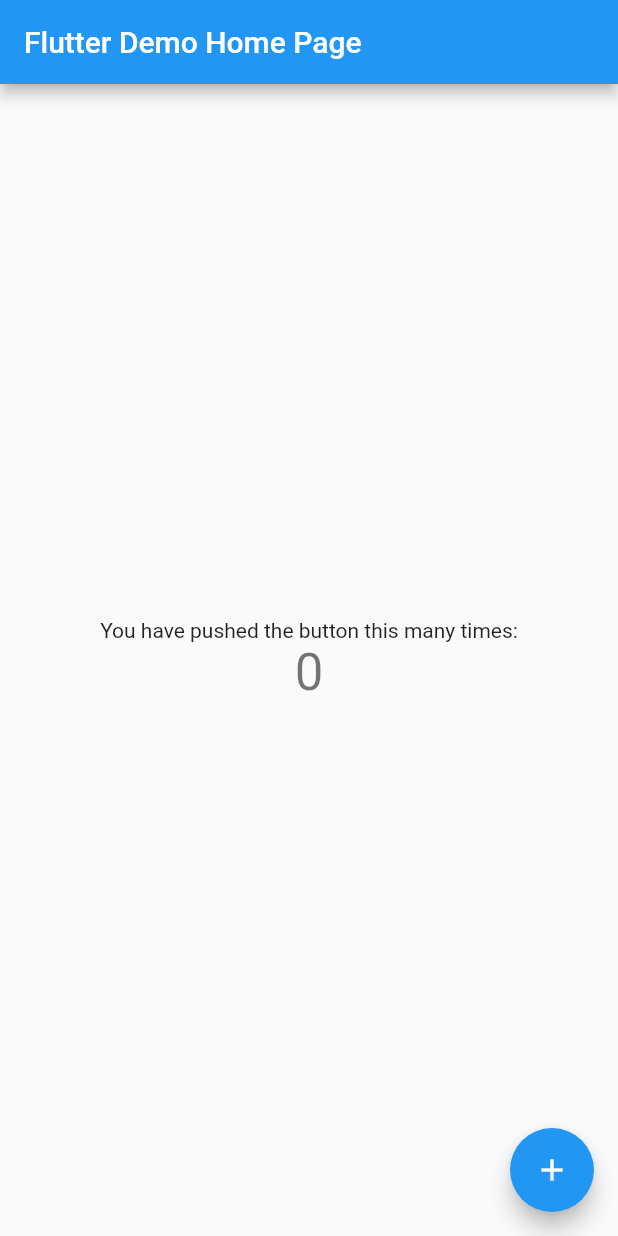
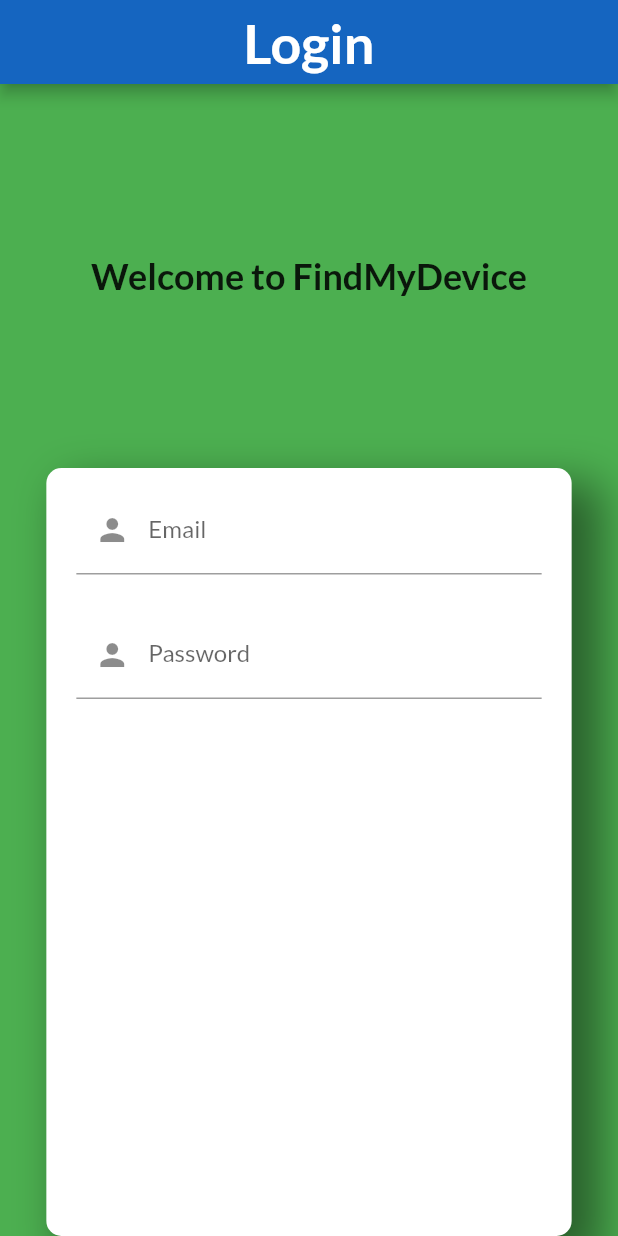
Before and after one commit to grantrona/mqttalk, a Flutter app: the screen it shows after launch, on a phone screen of 412 x 824 dp. Run offline on Flutter 3.47's test engine with Material 2 defaults, Android fonts, the phone set to English and light mode, and no system bars; our stand-ins replace google_fonts.

Commit message:
Added basic outline for login screen

```diff
--- /dev/null
+++ b/lib/globals.dart
@@ -0,0 +1,31 @@
+library my.globals;
+
+import 'package:flutter/cupertino.dart';
+import 'package:google_fonts/google_fonts.dart';
+
+/// Constatns for text and fonts
+const double textSizeDefault = 16;
+const double headTextSizeDefault = 24;
+const double titleTextSizeDefault = 36;
+
+bool isLoggedin = false;
+
+/// Alterable font sizes
+double textSize = 16;
+double headTextSize = 24;
+double titleTextSize = 36;
+
+TextStyle defaultFontTitle = GoogleFonts.lato(
+  fontSize: titleTextSize,
+  fontWeight: FontWeight.w600,
+);
+
+TextStyle defaultFontHeader = GoogleFonts.lato(
+  fontSize: headTextSize,
+  fontWeight: FontWeight.w600,
+);
+
+TextStyle defaultFontText = GoogleFonts.lato(
+  fontSize: textSize,
+  fontWeight: FontWeight.w400,
+);
--- a/lib/main.dart
+++ b/lib/main.dart
@@ -1,115 +1,224 @@
+// import 'package:flutter/material.dart';
+
+// void main() {
+//   runApp(const MyApp());
+// }
+
+// class MyApp extends StatelessWidget {
+//   const MyApp({super.key});
+
+//   // This widget is the root of your application.
+//   @override
+//   Widget build(BuildContext context) {
+//     return MaterialApp(
+//       title: 'Flutter Demo',
+//       theme: ThemeData(
+//         // This is the theme of your application.
+//         //
+//         // Try running your application with "flutter run". You'll see the
+//         // application has a blue toolbar. Then, without quitting the app, try
+//         // changing the primarySwatch below to Colors.green and then invoke
+//         // "hot reload" (press "r" in the console where you ran "flutter run",
+//         // or simply save your changes to "hot reload" in a Flutter IDE).
+//         // Notice that the counter didn't reset back to zero; the application
+//         // is not restarted.
+//         primarySwatch: Colors.blue,
+//       ),
+//       home: const MyHomePage(title: 'Flutter Demo Home Page'),
+//     );
+//   }
+// }
+
+// class MyHomePage extends StatefulWidget {
+//   const MyHomePage({super.key, required this.title});
+
+//   // This widget is the home page of your application. It is stateful, meaning
+//   // that it has a State object (defined below) that contains fields that affect
+//   // how it looks.
+
+//   // This class is the configuration for the state. It holds the values (in this
+//   // case the title) provided by the parent (in this case the App widget) and
+//   // used by the build method of the State. Fields in a Widget subclass are
+//   // always marked "final".
+
+//   final String title;
+
+//   @override
+//   State<MyHomePage> createState() => _MyHomePageState();
+// }
+
+// class _MyHomePageState extends State<MyHomePage> {
+//   int _counter = 0;
+
+//   void _incrementCounter() {
+//     setState(() {
+//       // This call to setState tells the Flutter framework that something has
+//       // changed in this State, which causes it to rerun the build method below
+//       // so that the display can reflect the updated values. If we changed
+//       // _counter without calling setState(), then the build method would not be
+//       // called again, and so nothing would appear to happen.
+//       _counter++;
+//     });
+//   }
+
+//   @override
+//   Widget build(BuildContext context) {
+//     // This method is rerun every time setState is called, for instance as done
+//     // by the _incrementCounter method above.
+//     //
+//     // The Flutter framework has been optimized to make rerunning build methods
+//     // fast, so that you can just rebuild anything that needs updating rather
+//     // than having to individually change instances of widgets.
+//     return Scaffold(
+//       appBar: AppBar(
+//         // Here we take the value from the MyHomePage object that was created by
+//         // the App.build method, and use it to set our appbar title.
+//         title: Text(widget.title),
+//       ),
+//       body: Center(
+//         // Center is a layout widget. It takes a single child and positions it
+//         // in the middle of the parent.
+//         child: Column(
+//           // Column is also a layout widget. It takes a list of children and
+//           // arranges them vertically. By default, it sizes itself to fit its
+//           // children horizontally, and tries to be as tall as its parent.
+//           //
+//           // Invoke "debug painting" (press "p" in the console, choose the
+//           // "Toggle Debug Paint" action from the Flutter Inspector in Android
+//           // Studio, or the "Toggle Debug Paint" command in Visual Studio Code)
+//           // to see the wireframe for each widget.
+//           //
+//           // Column has various properties to control how it sizes itself and
+//           // how it positions its children. Here we use mainAxisAlignment to
+//           // center the children vertically; the main axis here is the vertical
+//           // axis because Columns are vertical (the cross axis would be
+//           // horizontal).
+//           mainAxisAlignment: MainAxisAlignment.center,
+//           children: <Widget>[
+//             const Text(
+//               'You have pushed the button this many times:',
+//             ),
+//             Text(
+//               '$_counter',
+//               style: Theme.of(context).textTheme.headline4,
+//             ),
+//           ],
+//         ),
+//       ),
+//       floatingActionButton: FloatingActionButton(
+//         onPressed: _incrementCounter,
+//         tooltip: 'Increment',
+//         child: const Icon(Icons.add),
+//       ), // This trailing comma makes auto-formatting nicer for build methods.
+//     );
+//   }
+// }
+
 import 'package:flutter/material.dart';
+// Defuault values are used until sign in has occured -> Load preferences after sign in
+import 'globals.dart' as globals;
 
 void main() {
-  runApp(const MyApp());
+  runApp(const StartUp());
 }
 
-class MyApp extends StatelessWidget {
-  const MyApp({super.key});
+class StartUp extends StatelessWidget{
+  const StartUp({super.key});
 
-  // This widget is the root of your application.
   @override
   Widget build(BuildContext context) {
-    return MaterialApp(
-      title: 'Flutter Demo',
-      theme: ThemeData(
-        // This is the theme of your application.
-        //
-        // Try running your application with "flutter run". You'll see the
-        // application has a blue toolbar. Then, without quitting the app, try
-        // changing the primarySwatch below to Colors.green and then invoke
-        // "hot reload" (press "r" in the console where you ran "flutter run",
-        // or simply save your changes to "hot reload" in a Flutter IDE).
-        // Notice that the counter didn't reset back to zero; the application
-        // is not restarted.
-        primarySwatch: Colors.blue,
-      ),
-      home: const MyHomePage(title: 'Flutter Demo Home Page'),
+    return const MaterialApp( //use MaterialApp() widget like this
+      home: Login() //create new widget class for this 'home' to
+                   // escape 'No MediaQuery widget found' error
     );
   }
 }
 
-class MyHomePage extends StatefulWidget {
-  const MyHomePage({super.key, required this.title});
-
-  // This widget is the home page of your application. It is stateful, meaning
-  // that it has a State object (defined below) that contains fields that affect
-  // how it looks.
-
-  // This class is the configuration for the state. It holds the values (in this
-  // case the title) provided by the parent (in this case the App widget) and
-  // used by the build method of the State. Fields in a Widget subclass are
-  // always marked "final".
-
-  final String title;
-
-  @override
-  State<MyHomePage> createState() => _MyHomePageState();
-}
-
-class _MyHomePageState extends State<MyHomePage> {
-  int _counter = 0;
-
-  void _incrementCounter() {
-    setState(() {
-      // This call to setState tells the Flutter framework that something has
-      // changed in this State, which causes it to rerun the build method below
-      // so that the display can reflect the updated values. If we changed
-      // _counter without calling setState(), then the build method would not be
-      // called again, and so nothing would appear to happen.
-      _counter++;
-    });
-  }
+class Login extends StatelessWidget {
+  const Login({Key? key}) : super(key: key);
 
   @override
   Widget build(BuildContext context) {
-    // This method is rerun every time setState is called, for instance as done
-    // by the _incrementCounter method above.
-    //
-    // The Flutter framework has been optimized to make rerunning build methods
-    // fast, so that you can just rebuild anything that needs updating rather
-    // than having to individually change instances of widgets.
-    return Scaffold(
+    return MaterialApp(
+      home: Scaffold(
+        backgroundColor: Colors.green,
         appBar: AppBar(
-        // Here we take the value from the MyHomePage object that was created by
-        // the App.build method, and use it to set our appbar title.
-        title: Text(widget.title),
+          backgroundColor: Colors.blue.shade800,
+          title: const Text("Login"),
+          centerTitle: true,
+          titleTextStyle: globals.defaultFontTitle,
         ),
+
+        // Container for Welcome message
         body: Center(
-        // Center is a layout widget. It takes a single child and positions it
-        // in the middle of the parent.
           child: Column(
-          // Column is also a layout widget. It takes a list of children and
-          // arranges them vertically. By default, it sizes itself to fit its
-          // children horizontally, and tries to be as tall as its parent.
-          //
-          // Invoke "debug painting" (press "p" in the console, choose the
-          // "Toggle Debug Paint" action from the Flutter Inspector in Android
-          // Studio, or the "Toggle Debug Paint" command in Visual Studio Code)
-          // to see the wireframe for each widget.
-          //
-          // Column has various properties to control how it sizes itself and
-          // how it positions its children. Here we use mainAxisAlignment to
-          // center the children vertically; the main axis here is the vertical
-          // axis because Columns are vertical (the cross axis would be
-          // horizontal).
-          mainAxisAlignment: MainAxisAlignment.center,
-          children: <Widget>[
-            const Text(
-              'You have pushed the button this many times:',
+            mainAxisAlignment: MainAxisAlignment.start,
+            crossAxisAlignment: CrossAxisAlignment.center,
+            children: [
+              Expanded(
+                flex: 1,
+                child: Center(
+                  child: Text(
+                    "Welcome to FindMyDevice",
+                    style: globals.defaultFontHeader,
+                    textAlign: TextAlign.center,
                   ),
-            Text(
-              '$_counter',
-              style: Theme.of(context).textTheme.headline4,
+                ),
+              ),
+              Expanded(
+                flex: 2,
+                child: Container(
+                  width: MediaQuery.of(context).size.width * 0.85,
+                  decoration: BoxDecoration(
+                    boxShadow: const [
+                      BoxShadow(
+                        color: Colors.black45,
+                        blurRadius: 25.0,
+                        spreadRadius: 5.0,
+                        offset: Offset(
+                          15.0,
+                          15.0,
+                        )
+                      )
+                    ],
+                    color: Colors.white,
+                    borderRadius: BorderRadius.circular(10),
+
+                  ),
+                  child: Column(
+                    children: [
+                      Padding(
+                        padding: const EdgeInsets.symmetric(
+                            horizontal: 20, vertical: 12),
+                        child: TextFormField(
+                          decoration: InputDecoration(
+                              border: const UnderlineInputBorder(),
+                              labelText: 'Email',
+                              labelStyle: globals.defaultFontText,
+                              prefixIcon: const Icon(Icons.person),
+                              fillColor: Colors.white),
+                        ),
+                      ),
+                      Padding(
+                        padding: const EdgeInsets.symmetric(
+                            horizontal: 20, vertical: 12),
+                        child: TextFormField(
+                          decoration: InputDecoration(
+                              border: const UnderlineInputBorder(),
+                              labelText: 'Password',
+                              labelStyle: globals.defaultFontText,
+                              prefixIcon: const Icon(Icons.person),
+                              fillColor: Colors.white),
+                        ),
                       ),
                     ],
                   ),
                 ),
-      floatingActionButton: FloatingActionButton(
-        onPressed: _incrementCounter,
-        tooltip: 'Increment',
-        child: const Icon(Icons.add),
-      ), // This trailing comma makes auto-formatting nicer for build methods.
+              ),
+            ],
+          ),
+        ),
+      ),
     );
   }
 }
--- a/pubspec.yaml
+++ b/pubspec.yaml
@@ -36,6 +36,7 @@
   # The following adds the Cupertino Icons font to your application.
   # Use with the CupertinoIcons class for iOS style icons.
   cupertino_icons: ^1.0.2
+  google_fonts: ^3.0.1
 
 dev_dependencies:
   flutter_test:
```
Also changed, not shown: lib/screens/login.dart (added), pubspec.lock, 2 other files. Lines whose indentation alone changed are shown as unchanged.
